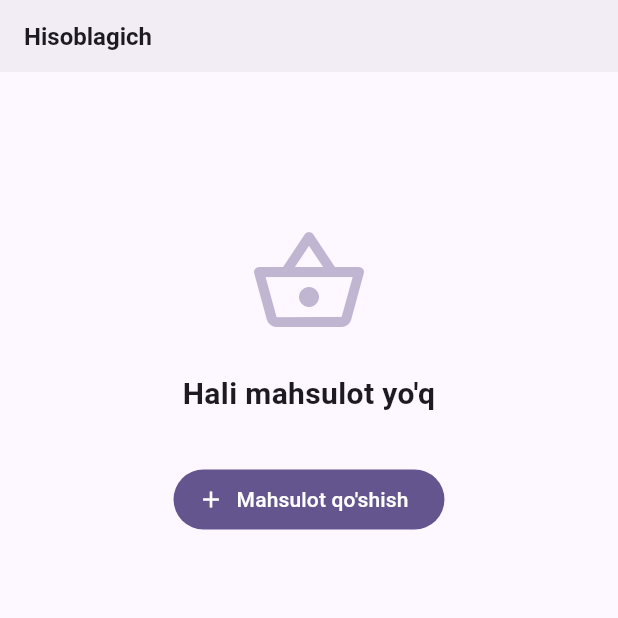
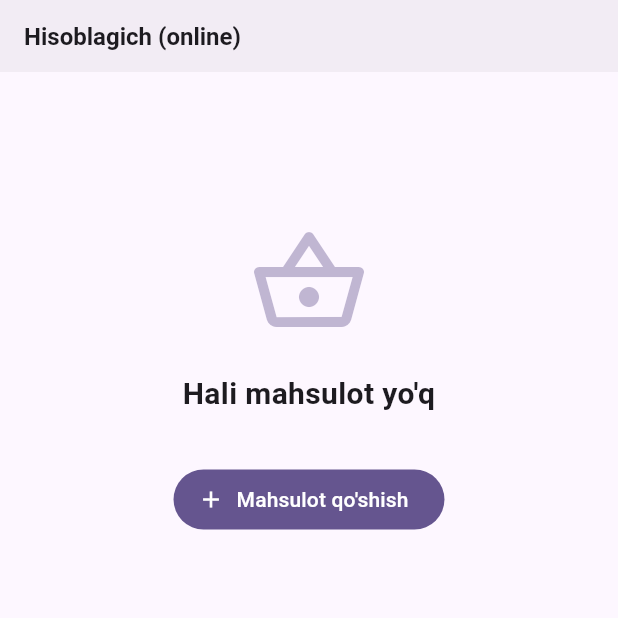
Before and after one commit to WIKKIwk/calculator_mobile, a Flutter app: the screen it shows after launch, item 2 of the bottom bar chosen, on a phone screen of 412 x 824 dp, the top half of it. Run offline on Flutter 3.47's test engine with Material 3 defaults, Android fonts, the phone set to English and light mode, and no system bars; our stand-ins replace device_preview, file_picker, flutter_secure_storage, graphql_flutter, hive_ce, share_plus; missing offline and left inert: cryptography; accounts and stored records are empty; network calls fail.

Commit message:
feat(mobile_app): Hisoblagich (online) sarlavha va Android label
Made-with: Cursor

```diff
--- a/mobile_app/lib/main.dart
+++ b/mobile_app/lib/main.dart
@@ -28,7 +28,7 @@ class CalculatorApp extends StatelessWidget {
     return GraphQLProvider(
       client: GraphQLConfig.client,
       child: MaterialApp(
-        title: 'Hisoblagich',
+        title: 'Hisoblagich (online)',
         debugShowCheckedModeBanner: false,
         theme: AppTheme.light,
         darkTheme: AppTheme.dark,
--- a/mobile_app/lib/screens/home_screen.dart
+++ b/mobile_app/lib/screens/home_screen.dart
@@ -124,7 +124,7 @@ class _HomeScreenState extends State<HomeScreen> with WidgetsBindingObserver {
               ]
             : null,
         title: Text(
-          'Hisoblagich',
+          'Hisoblagich (online)',
           style: TextStyle(
             color: colorScheme.onSurface,
             fontWeight: FontWeight.w700,
```
Also changed, not shown: 1 other file.
